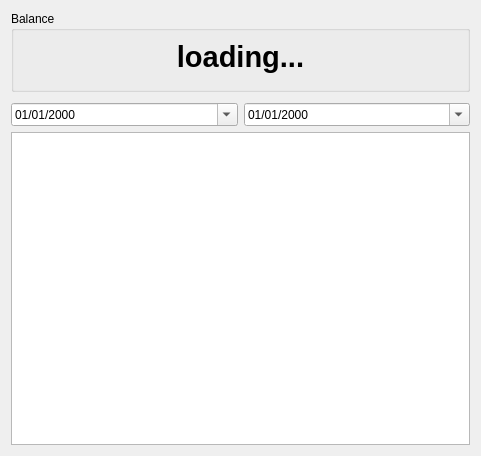
Before: the Qt Designer form src/sakia/gui/navigation/txhistory/txhistory.ui in duniter/sakia, drawn with Qt 5.
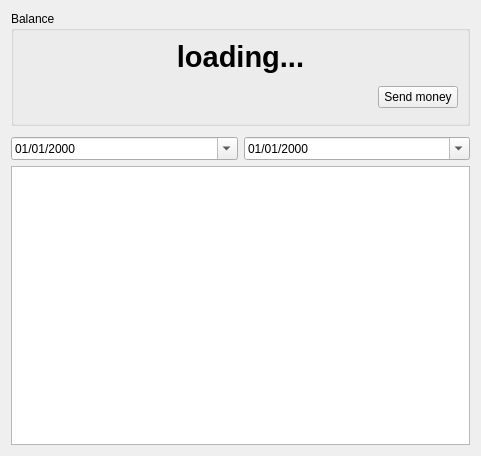
After: the same form once the commit is applied. Icons and pictures are not drawn. Custom widgets are drawn as their Qt base class.

```diff
--- a/src/sakia/gui/navigation/txhistory/txhistory.ui
+++ b/src/sakia/gui/navigation/txhistory/txhistory.ui
@@ -37,6 +37,43 @@
         </property>
        </widget>
       </item>
+      <item>
+       <layout class="QHBoxLayout" name="horizontalLayout">
+        <property name="topMargin">
+         <number>6</number>
+        </property>
+        <item>
+         <spacer name="horizontalSpacer">
+          <property name="orientation">
+           <enum>Qt::Horizontal</enum>
+          </property>
+          <property name="sizeHint" stdset="0">
+           <size>
+            <width>40</width>
+            <height>20</height>
+           </size>
+          </property>
+         </spacer>
+        </item>
+        <item>
+         <widget class="QPushButton" name="button_send">
+          <property name="text">
+           <string>Send money</string>
+          </property>
+          <property name="icon">
+           <iconset resource="../../../../../res/icons/icons.qrc">
+            <normaloff>:/icons/payment_icon</normaloff>:/icons/payment_icon</iconset>
+          </property>
+          <property name="iconSize">
+           <size>
+            <width>24</width>
+            <height>16</height>
+           </size>
+          </property>
+         </widget>
+        </item>
+       </layout>
+      </item>
       <item>
        <widget class="Busy" name="busy_balance" native="true"/>
       </item>
```
